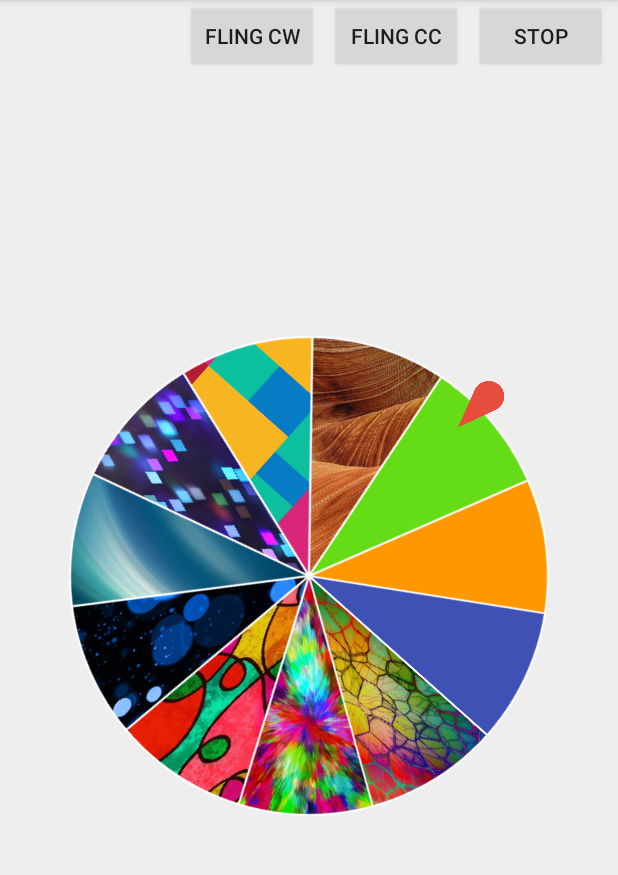
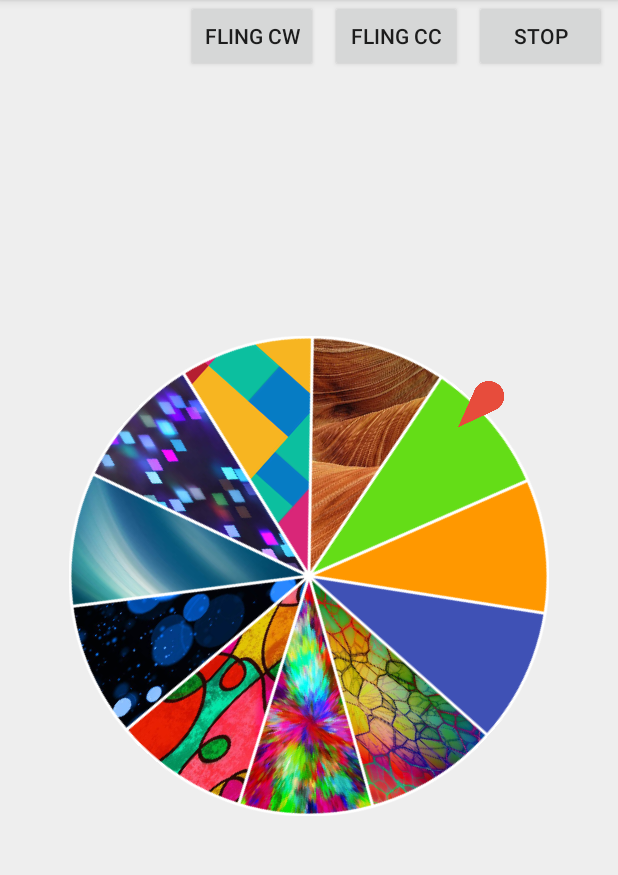
Before and after one commit to abicelis/PrizeWheelView, an Android app: the screen it shows after launch (HomeActivity), after a tap on "FLING CC", on a phone screen of 412 x 824 dp, the part 84-959 px from its top. Run offline under Robolectric (Android 15) with nearby library versions, the phone set to English and light mode, and no system bars.

Commit message:
Tweaked line thickness setter methods to work with dp and not px. Added javadoc descriptions to all public methods!

```diff
--- a/prizewheelview/src/main/java/ve/com/abicelis/prizewheellib/PrizeWheelView.java
+++ b/prizewheelview/src/main/java/ve/com/abicelis/prizewheellib/PrizeWheelView.java
@@ -41,7 +41,6 @@ import ve.com.abicelis.prizewheellib.model.WheelSection;
  */
 
 public class PrizeWheelView extends RelativeLayout {
-
 
     //Internal data
     ImageView mWheel;
@@ -148,6 +147,16 @@ public class PrizeWheelView extends RelativeLayout {
 
     /* Public setters */
 
+    /**
+     * Populate a PrizeWheelView with a List of WheelSections such as
+     * {@link ve.com.abicelis.prizewheellib.model.WheelBitmapSection},
+     * {@link ve.com.abicelis.prizewheellib.model.WheelColorSection} and
+     * {@link ve.com.abicelis.prizewheellib.model.WheelDrawableSection}.
+     * As PrizeWheelView supports Bitmaps, Colors and Drawables.
+     * NOTE: Enter at least {@value ve.com.abicelis.prizewheellib.Constants#MINIMUM_WHEEL_SECTIONS}
+     * WheelSections and at most {@value ve.com.abicelis.prizewheellib.Constants#MAXIMUM_WHEEL_SECTIONS}.
+     * @param wheelSections a List of WheelSections
+     */
     public void setWheelSections(List<WheelSection> wheelSections) {
         if(wheelSections == null || wheelSections.size() < Constants.MINIMUM_WHEEL_SECTIONS || wheelSections.size() > Constants.MAXIMUM_WHEEL_SECTIONS)
             throw new InvalidWheelSectionsException();
@@ -155,6 +164,12 @@ public class PrizeWheelView extends RelativeLayout {
         mWheelSections = wheelSections;
     }
 
+    /**
+     * Set a position of the wheel Marker. Please see
+     * {@link ve.com.abicelis.prizewheellib.model.MarkerPosition} for all the options.
+     * DEFAULT VALUE: {@link ve.com.abicelis.prizewheellib.model.MarkerPosition#TOP}
+     * @param markerPosition A {@link ve.com.abicelis.prizewheellib.model.MarkerPosition}
+     */
     public void setMarkerPosition(@NonNull MarkerPosition markerPosition) {
         mMarkerPosition = markerPosition;
         mMarkerContainer.setRotation(mMarkerPosition.getDegreeOffset());
@@ -162,7 +177,7 @@ public class PrizeWheelView extends RelativeLayout {
 
     /**
      * Set the initial fling dampening.
-     * Recommend a number between 1.0 (no dampening) and 5.0 (lots of dampening). Default 3.0
+     * NOTE: A number between 1.0 (no dampening) and 5.0 (lots of dampening) is recommended. Default 3.0
      */
     public void setInitialFlingDampening(float dampening) {
         initialFlingDampening = dampening;
@@ -170,34 +185,58 @@ public class PrizeWheelView extends RelativeLayout {
 
     /**
      * Set the velocity dampening when wheel is flung.
-     * Recommend a number between 1 (no dampening) and 1.1 (lots of dampening). Default 1.06
+     * NOTE: A number between 1 (no dampening) and 1.1 (lots of dampening) is recommended. Default 1.06
      */
     public void setFlingVelocityDampening(float dampening) {
         initialFlingDampening = dampening;
     }
 
+    /**
+     * Set the color of the wheel's border.
+     * DEFAULT: No border
+     */
     public void setWheelBorderLineColor(@ColorRes int color) {
         mWheelBorderLineColor = color;
     }
 
+    /**
+     * Set the thickness of the wheel's border in dp.
+     * DEFAULT: No border
+     */
     public void setWheelBorderLineThickness(int thickness) {
         if(thickness >= 0)
             mWheelBorderLineThickness = thickness;
     }
 
+    /**
+     * Set the color of the wheel section separator lines.
+     * DEFAULT: No border
+     */
     public void setWheelSeparatorLineColor(@ColorRes int color) {
         mWheelSeparatorLineColor = color;
     }
 
+    /**
+     * Set the thickness of the wheel section separator lines in dp.
+     * DEFAULT: No border
+     */
     public void setWheelSeparatorLineThickness(int thickness) {
         if(thickness >= 0)
             mWheelSeparatorLineThickness = thickness;
     }
 
+    /**
+     * Set {@link ve.com.abicelis.prizewheellib.WheelEventsListener}, a listener interface.
+     * to receive events such as: onWheelStopped(), onWheelFlung() and onWheelSettled()
+     */
     public void setWheelEventsListener(WheelEventsListener listener) {
         mListener = listener;
     }
 
+    /**
+     * This method MUST BE CALLED AFTER all pervious settings have been set.dp.
+     * DEFAULT: No border
+     */
     public void generateWheel() {
         if(wheelHeight == 0)        //If view doesn't have width/height yet
             mCanGenerateWheel = true;
@@ -205,14 +244,17 @@ public class PrizeWheelView extends RelativeLayout {
             generateWheelImage();
     }
 
+    /**
+     * Call this method to manually stop the wheel
+     */
     public void stopWheel(){
         allowRotating = false;
     }
 
     /**
-     * Fling the wheel
+     * Call this method to manually fling the wheel
      * @param velocity the speed of the fling
-     * @param clockwise
+     * @param clockwise the direction of the rotation.
      */
     public void flingWheel(int velocity, boolean clockwise) {
         doFlingWheel((clockwise ? -velocity : velocity));
@@ -385,7 +427,7 @@ public class PrizeWheelView extends RelativeLayout {
             Paint color = new Paint(Paint.ANTI_ALIAS_FLAG);
             color.setColor(ContextCompat.getColor(getContext(), mWheelSeparatorLineColor));
             color.setStyle(Paint.Style.STROKE);
-            color.setStrokeWidth(mWheelSeparatorLineThickness);
+            color.setStrokeWidth(DimensionUtil.convertDpToPixel(mWheelSeparatorLineThickness));
 
 
             int r = Math.min(wheelWidth, wheelHeight)/2;
@@ -410,7 +452,7 @@ public class PrizeWheelView extends RelativeLayout {
             Paint color = new Paint(Paint.ANTI_ALIAS_FLAG);
             color.setColor(ContextCompat.getColor(getContext(), mWheelBorderLineColor));
             color.setStyle(Paint.Style.STROKE);
-            color.setStrokeWidth(mWheelBorderLineThickness);
+            color.setStrokeWidth(DimensionUtil.convertDpToPixel(mWheelBorderLineThickness));
 
             resultCanvas.drawCircle(wheelWidth/2, wheelHeight/2, (Math.min(wheelWidth, wheelHeight)-mWheelBorderLineThickness)/2, color);
         }
```
